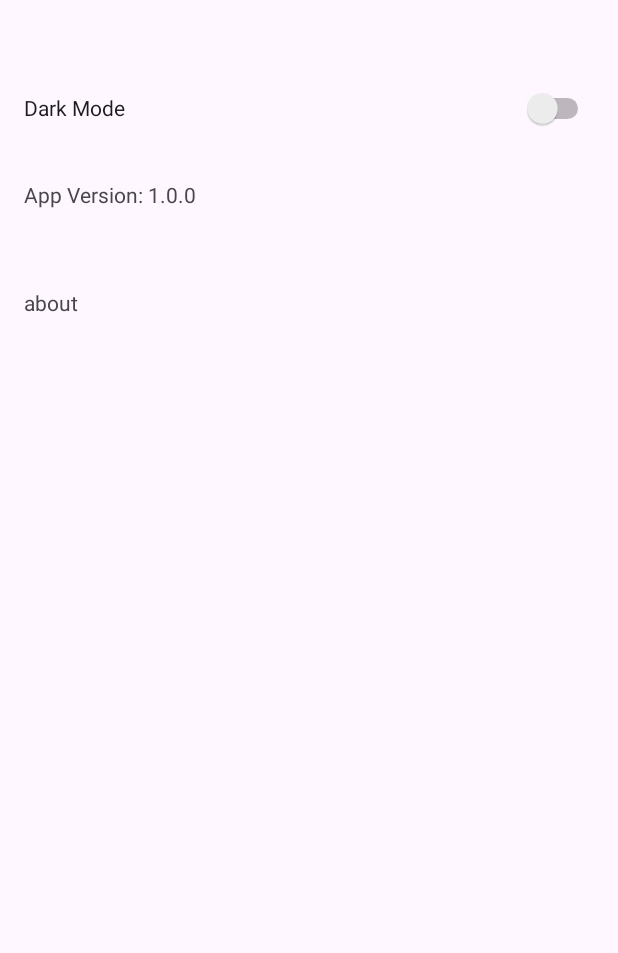
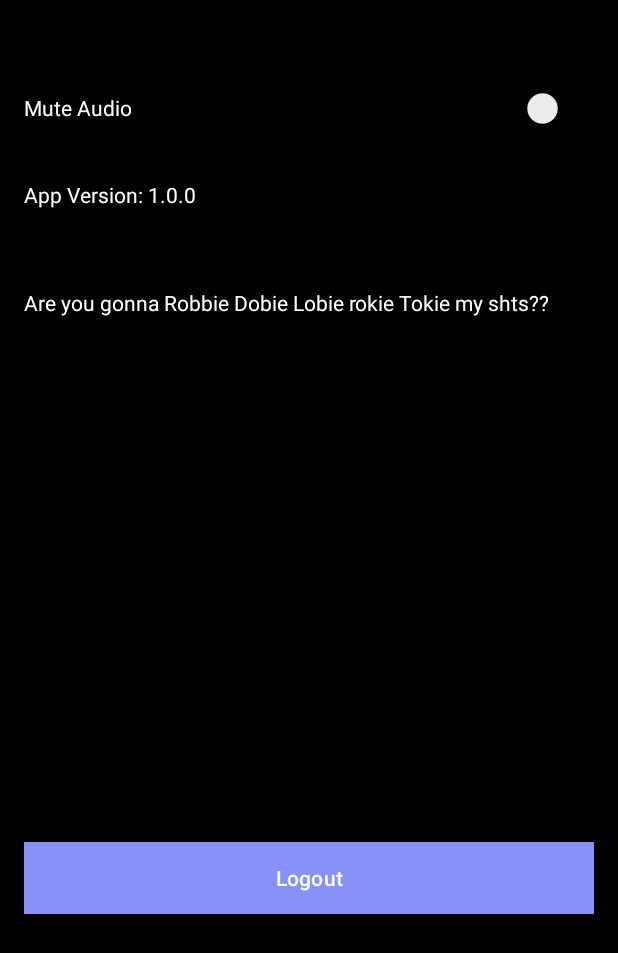
Before and after one commit to JavierSolares01898046/TrackSnap, an Android app: the SettingsFragment screen opened through its navigation route, on a phone screen of 412 x 824 dp. Shown: the top 953 px of the screen. Run offline under Robolectric (Android 15) with nearby library versions, the phone set to English and light mode, and no system bars; our stand-ins replace Firebase (no records; nobody signed in at launch, a user with empty details on screens opened directly); Roboto replaces fonts that are not available here.

Commit message:
Logout button set and working

```diff
--- a/app/src/main/java/com/example/tracksnap/SettingsFragment.java
+++ b/app/src/main/java/com/example/tracksnap/SettingsFragment.java
@@ -6,22 +6,25 @@ import android.os.Bundle;
 import android.view.LayoutInflater;
 import android.view.View;
 import android.view.ViewGroup;
+import android.widget.Button;
 import android.widget.CompoundButton;
 import android.widget.Switch;
 import android.widget.TextView;
 
 import androidx.fragment.app.Fragment;
+import androidx.navigation.Navigation;
 
-import com.example.tracksnap.R;
+import com.google.firebase.auth.FirebaseAuth;
 
 public class SettingsFragment extends Fragment {
 
     private static final String PREF_NAME = "MyAppPreferences";
     private static final String DARK_MODE_KEY = "darkMode";
 
-    Switch darkModeSwitch;
-    TextView versionText;
-    TextView aboutText;
+    private Switch darkModeSwitch;
+    private TextView versionText;
+    private TextView aboutText;
+    private Button logoutBtn; // Add this line
 
     @Override
     public View onCreateView(LayoutInflater inflater, ViewGroup container,
@@ -31,6 +34,7 @@ public class SettingsFragment extends Fragment {
         darkModeSwitch = view.findViewById(R.id.darkModeSwitch);
         versionText = view.findViewById(R.id.versionText);
         aboutText = view.findViewById(R.id.aboutText);
+        logoutBtn = view.findViewById(R.id.logoutBtn); // Initialize logout button
 
         // Set the initial state of the dark mode switch
         darkModeSwitch.setChecked(isDarkModeEnabled());
@@ -48,6 +52,19 @@ public class SettingsFragment extends Fragment {
         // Set the app version dynamically (you might want to get this from the app)
         versionText.setText("App Version: 1.0.0");
 
+        // Set click listener for logout button
+        logoutBtn.setOnClickListener(new View.OnClickListener() {
+            @Override
+            public void onClick(View v) {
+                // Log out the user
+                FirebaseAuth.getInstance().signOut();
+                // Navigate back to the home fragment
+                Navigation.findNavController(v).navigate(R.id.action_settingsFragment_to_homeFragment);
+                // Finish the current activity (optional)
+                //requireActivity().finish(); // Finish the current activity
+            }
+        });
+
         return view;
     }
 
--- a/app/src/main/res/layout/fragment_settings.xml
+++ b/app/src/main/res/layout/fragment_settings.xml
@@ -4,40 +4,64 @@
     xmlns:tools="http://schemas.android.com/tools"
     android:layout_width="match_parent"
     android:layout_height="match_parent"
+    android:background="#000000"
     android:padding="16dp"
     tools:context=".SettingsFragment">
 
+    <!-- Dark Mode Switch -->
     <Switch
         android:id="@+id/darkModeSwitch"
         android:layout_width="0dp"
         android:layout_height="wrap_content"
-        android:text="Dark Mode"
+        android:text="Mute Audio"
+        android:textColor="@color/w"
         android:height="48dp"
         app:layout_constraintEnd_toEndOf="parent"
         app:layout_constraintStart_toStartOf="parent"
         app:layout_constraintTop_toTopOf="parent"
         android:layout_marginTop="32dp"/>
 
+    <!-- App Version Text -->
     <TextView
         android:id="@+id/versionText"
         android:layout_width="0dp"
         android:layout_height="wrap_content"
         android:text="App Version: 1.0.0 "
+        android:textColor="@color/w"
         android:height="48dp"
         app:layout_constraintEnd_toEndOf="parent"
         app:layout_constraintStart_toStartOf="parent"
         app:layout_constraintTop_toBottomOf="@+id/darkModeSwitch"
         android:layout_marginTop="24dp"/>
 
+    <!-- About Text -->
     <TextView
         android:id="@+id/aboutText"
         android:layout_width="0dp"
         android:layout_height="wrap_content"
-        android:text="about"
+        android:text="Are you gonna Robbie Dobie Lobie rokie Tokie my shts??"
+        android:textColor="@color/w"
         android:height="150dp"
         app:layout_constraintEnd_toEndOf="parent"
         app:layout_constraintStart_toStartOf="parent"
         app:layout_constraintTop_toBottomOf="@+id/versionText"
         android:layout_marginTop="24dp"/>
 
+    <!-- Edit Profile Button -->
+
+    <!-- Logout Button -->
+    <Button
+        android:id="@+id/logoutBtn"
+        android:layout_width="0dp"
+        android:layout_height="wrap_content"
+        android:text="Logout"
+        android:background="#000000"
+        android:textColor="#FFFFFF"
+        android:paddingStart="20dp"
+        android:paddingEnd="20dp"
+        app:layout_constraintTop_toBottomOf="@id/aboutText"
+        app:layout_constraintStart_toStartOf="parent"
+        app:layout_constraintEnd_toEndOf="parent"
+        app:layout_constraintBottom_toBottomOf="parent"
+        android:layout_marginTop="20dp"/>
 </androidx.constraintlayout.widget.ConstraintLayout>
--- a/app/src/main/res/navigation/nav_graph.xml
+++ b/app/src/main/res/navigation/nav_graph.xml
@@ -98,7 +98,11 @@
         android:id="@+id/settingsFragment"
         android:name="com.example.tracksnap.SettingsFragment"
         android:label="fragment_settings"
-        tools:layout="@layout/fragment_settings" />
+        tools:layout="@layout/fragment_settings" >
+        <action
+            android:id="@+id/action_settingsFragment_to_homeFragment"
+            app:destination="@id/homeFragment" />
+    </fragment>
     <fragment
         android:id="@+id/helpFragment"
         android:name="com.example.tracksnap.HelpFragment"
```
